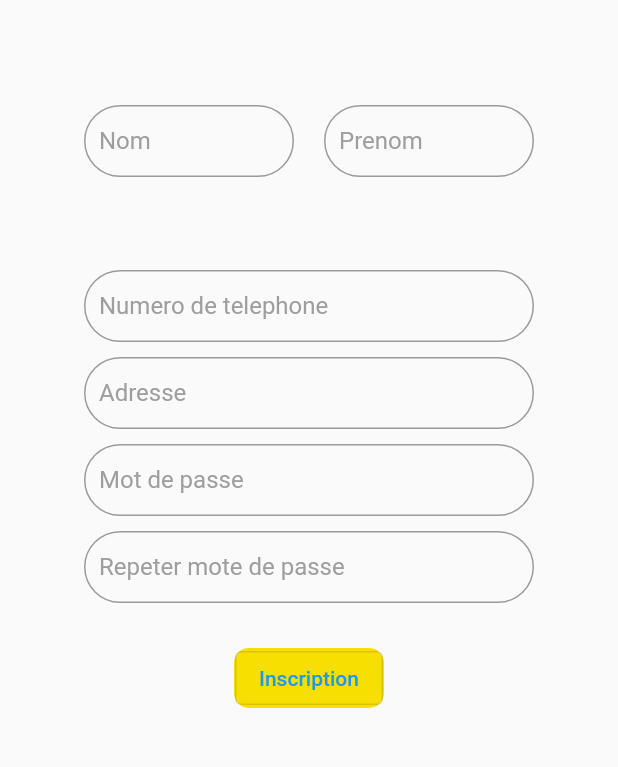
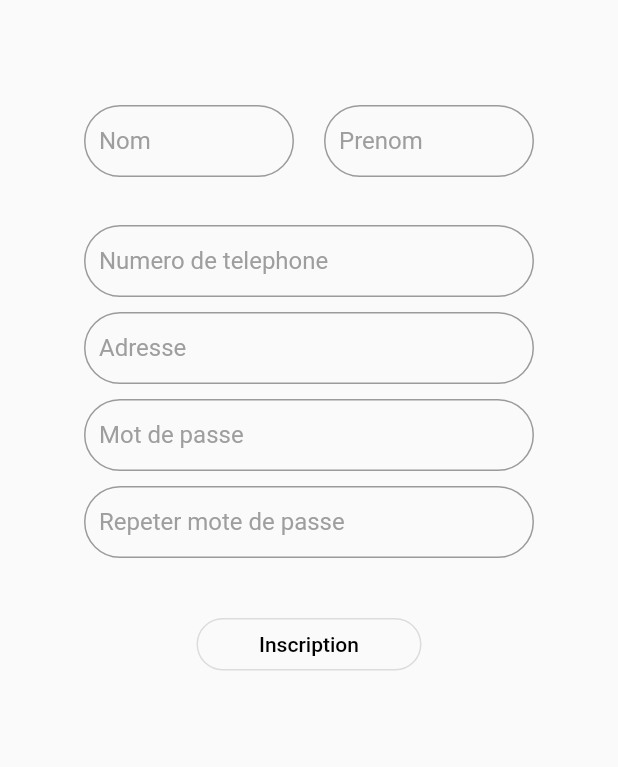
Before and after one commit to fayssalmechmeche/Projet-Work-r, a Flutter app: the RegisterPage screen opened by its route, on a phone screen of 412 x 824 dp, the part 309-1076 px from its top. Run offline on Flutter 3.47's test engine with Material 2 defaults, Android fonts, the phone set to English and light mode, and no system bars; our stand-ins replace google_nav_bar; network calls fail.

Commit message:
fix page inscription

```diff
--- a/lib/main.dart
+++ b/lib/main.dart
@@ -28,7 +28,7 @@ class MyApp extends StatelessWidget {
         title: "register",
       ),
       routes: {
-        Login.tag: (context) => const Login(title: "Login"),
+        Login.tag: (context) => const Login(),
         RegisterPage.tag: (context) => const RegisterPage(
               title: "register",
             ),
--- a/lib/view/Login/login.dart
+++ b/lib/view/Login/login.dart
@@ -5,7 +5,7 @@ import 'package:my_app/view/Navigation/NavigationPage.dart';
 import '../../Controller/NodeJSManager.dart';
 
 class Login extends StatefulWidget {
-  const Login({Key? key, required String title}) : super(key: key);
+  const Login({Key? key}) : super(key: key);
   static const tag = "/Login";
   @override
   State<Login> createState() => _LoginState();
--- a/lib/view/Register/register.dart
+++ b/lib/view/Register/register.dart
@@ -87,7 +87,6 @@ class _RegisterPageState extends State<RegisterPage> {
                 Column(
                   children: [
                     Container(
-                      padding: const EdgeInsets.only(top: 30),
                       width: 300,
                       child: TextFormField(
                         controller: telephoneController,
@@ -166,16 +165,9 @@ class _RegisterPageState extends State<RegisterPage> {
                       ),
                     ),
                     Container(
-                      width: 100,
-                      height: 70,
-                      decoration: ShapeDecoration(
-                        shape: RoundedRectangleBorder(),
-                        color: Colors.transparent,
-                      ),
-                      child: Padding(
-                        padding: EdgeInsets.only(top: 30),
-                        child: DecoratedBox(
-                          child: Center(
+                        padding: const EdgeInsets.only(top: 40),
+                        width: 150,
+                        height: 75,
                         child: OutlinedButton(
                           onPressed: () async => {
                             if (await NodeJSManager.createUser(
@@ -187,16 +179,13 @@ class _RegisterPageState extends State<RegisterPage> {
                                     .pushNamed(SelectionPage.tag)
                               }
                           },
-                            child: const Text("Inscription"),
+                          style: OutlinedButton.styleFrom(
+                            shape: const StadiumBorder(),
+                            foregroundColor: Colors.yellow,
+                          ),
+                          child: const Text('Inscription',
+                              style: TextStyle(color: Colors.black)),
                         )),
-                          decoration: ShapeDecoration(
-                              shape: RoundedRectangleBorder(
-                                borderRadius: BorderRadius.circular(10),
-                              ),
-                              color: Color(0xFFF8DF02)),
-                        ),
-                      ),
-                    )
                   ],
                 )
               ],
--- a/lib/view/Register/registerartisant.dart
+++ b/lib/view/Register/registerartisant.dart
@@ -181,9 +181,7 @@ class _RegisterArtisanState extends State<RegisterArtisan> {
                       padding: const EdgeInsets.only(top: 35),
                       width: 130,
                       child: OutlinedButton(
-                        onPressed: () {
-                          Navigator.of(context).pushNamed(NavigationPage.tag);
-                        },
+                        onPressed: () {},
                         style: OutlinedButton.styleFrom(
                           shape: const StadiumBorder(),
                           foregroundColor: Colors.yellow,
```
Lines whose indentation alone changed are shown as unchanged.
